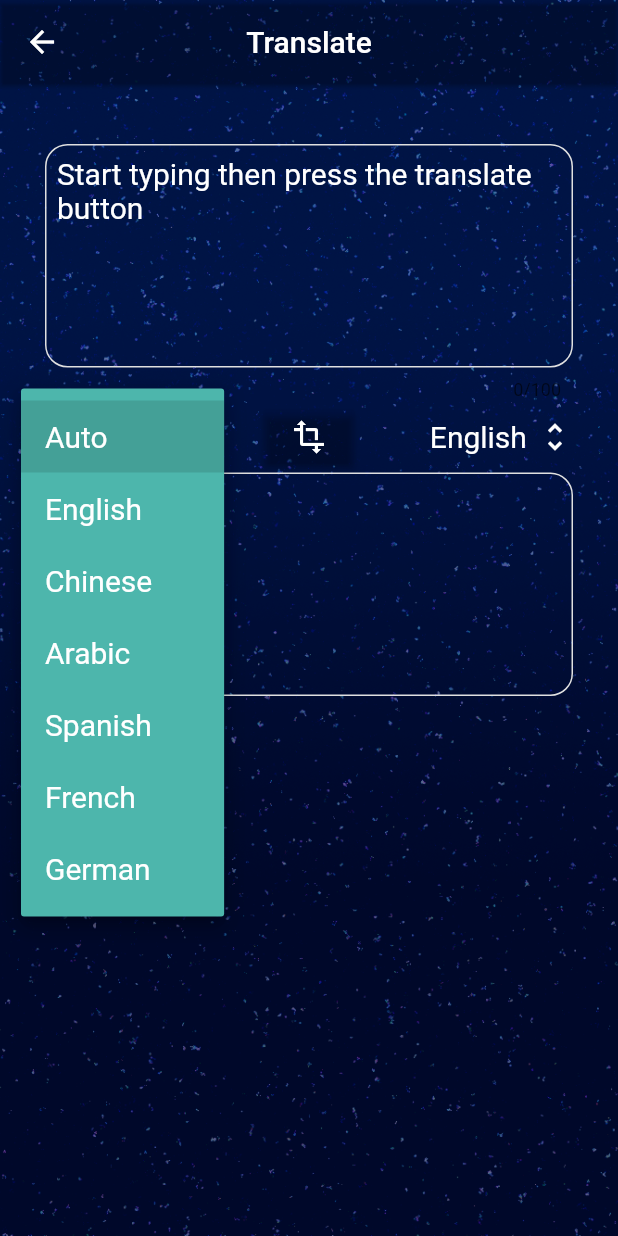
After one commit to AMiKaH/UniversalConverter, a Flutter app: the TranslationPage screen opened by its route, after a tap on "Auto", on a phone screen of 412 x 824 dp. The commit adds this screen. Run offline on Flutter 3.47's test engine with Material 2 defaults, Android fonts, the phone set to English and light mode, and no system bars; our stand-ins replace oktoast; missing offline and left inert: translator, unit_converter.

Commit message:
Updates added from August, including, fixes to the Temperature scale, implementing translation feature

```diff
--- /dev/null
+++ b/lib/classes/TranslationClass.dart
@@ -0,0 +1,25 @@
+import 'package:baseconverter/constants/StringsConstants.dart';
+import 'dart:convert';
+import 'dart:math';
+import 'package:unit_converter/unit_converter.dart';
+
+class TranslationClass {
+  static final Map<String, String> LANGUAGESFROM = <String, String> {
+    ''    : 'Auto'   ,
+    'en'  : 'English',
+    'zh'  : 'Chinese',
+    'ar'  : 'Arabic' ,
+    'es'  : 'Spanish',
+    'fr'  : 'French' ,
+    'de'  : 'German' ,
+  };
+
+  static final Map<String, String> LANGUAGESTO = <String, String> {
+    'en'  : 'English',
+    'zh'  : 'Chinese',
+    'ar'  : 'Arabic' ,
+    'es'  : 'Spanish',
+    'fr'  : 'French' ,
+    'de'  : 'German' ,
+  };
+}
--- a/lib/classes/UnitConverterClass.dart
+++ b/lib/classes/UnitConverterClass.dart
@@ -17,7 +17,7 @@ class UnitConverterClass {
   static final List<String> temparetureScale = [
     'Select unit',
     'Celsius',
-    'Fahrenheight',
+    'Fahrenheit',
     'Kelvin'
   ];
 
@@ -157,18 +157,18 @@ class UnitConverterClass {
     switch (unit) {
       case 'Celsius':
         results['Celsius'] = inputValue;
-        results['Fahrenheight'] = double
+        results['Fahrenheit'] = double
             .parse((inputValue * 1.8 + 32)
             .toStringAsFixed(2));
         results['Kelvin'] = double
             .parse((inputValue + 273.15)
             .toStringAsFixed(2));
         break;
-      case 'Fahrenheight':
+      case 'Fahrenheit':
         results['Celsius'] = double
             .parse(((inputValue - 32) / 1.8)
             .toStringAsFixed(2));
-        results['Fahrenheight'] = inputValue;
+        results['Fahrenheit'] = inputValue;
         results['Kelvin'] = double
             .parse(((inputValue - 32) * (5/9) + 273.15)
             .toStringAsFixed(2));
@@ -177,7 +177,7 @@ class UnitConverterClass {
         results['Celsius'] = double
             .parse((inputValue - 273.15)
             .toStringAsFixed(2));
-        results['Fahrenheight'] = double
+        results['Fahrenheit'] = double
             .parse(((inputValue - 273.15) * (9/5) + 32)
             .toStringAsFixed(2) );
         results['Kelvin'] = inputValue;
--- a/lib/constants/StringsConstants.dart
+++ b/lib/constants/StringsConstants.dart
@@ -9,10 +9,11 @@ class StringsConstants {
   // Navigators
   static final ConverterButton = "Converter";
   static final Exchange = "Currency Exchange";
-  static final Translator = "Translate (Coming soon)";
+  static final Translator = "Translate";
 
   // Hints
   static final value = "Value to convert";
+  static final translateHint = "Start typing then press the translate button";
   static final String baseFromTo = "To";
   static final String selectBase = "Select base";
 
--- a/lib/main.dart
+++ b/lib/main.dart
@@ -1,6 +1,8 @@
 import 'package:baseconverter/pages/TabbedPage.dart';
 import 'package:baseconverter/pages/FExchangePage.dart';
 import 'package:baseconverter/pages/MainPage.dart';
+import 'package:baseconverter/pages/TranslationPage.dart';
+
 
 import 'package:flutter/material.dart';
 
@@ -10,5 +12,6 @@ void main() => runApp(MaterialApp(
     '/'   : (cotext) => MainPage(),
     '/converter'   : (cotext) => TabbedPage(),
     '/currency' : (context) => FExchangePage(),
+    '/translate' : (context) => TranslationPage(),
   },
 ));
--- a/lib/pages/MainPage.dart
+++ b/lib/pages/MainPage.dart
@@ -14,6 +14,8 @@ import 'package:http/http.dart';
 import 'package:oktoast/oktoast.dart';
 
 import 'FExchangePage.dart';
+import 'TranslationPage.dart';
+
 
 class MainPage extends StatefulWidget {
   @override
@@ -134,20 +136,23 @@ class _MainPageState extends State<MainPage> {
                                       Icon(
                                         Icons.translate,
                                         size: 50,
-                                        color: ColorConstants.buttonTextDisabled,
+                                        color: ColorConstants.buttonText,
                                       ),
                                       SizedBox(width: 20),
                                       Text (
-                                        StringsConstants.comingSoon,
+                                        StringsConstants.Translator,
                                         style: TextStyle(
-                                          color: ColorConstants.buttonTextDisabled,
+                                          color: ColorConstants.buttonText,
                                           fontSize: 30,
                                         ),
                                       ),
                                     ],
                                   ),
                                   onPressed: () {
-                                    showToast('Translator is coming soon. Stay tuned!', position: ToastPosition.center);
+                                    Navigator.push(
+                                        context,
+                                        MaterialPageRoute(builder: (context) => TranslationPage()),
+                                    );
                                   },
                                 ),
                               ),
--- a/lib/pages/TabbedPage.dart
+++ b/lib/pages/TabbedPage.dart
@@ -282,7 +282,7 @@ class _TabbedPageState extends State<TabbedPage>
                       isScaleSelected = false;
 
                       switch (newValue){
-                        case 'Tempareture':
+                        case 'Temperature':
                           units = UnitConverterClass.temparetureScale;
                           break;
                         case 'Distance/Length':
--- /dev/null
+++ b/lib/pages/TranslationPage.dart
@@ -0,0 +1,327 @@
+import 'dart:collection';
+import 'dart:convert';
+
+import 'package:baseconverter/classes/BaseConverterClass.dart';
+import 'package:baseconverter/classes/TranslationClass.dart';
+import 'package:baseconverter/constants/Keys.dart';
+import 'package:baseconverter/constants/ColorConstants.dart';
+import 'package:baseconverter/constants/StringsConstants.dart';
+import 'package:baseconverter/templates/CurrencyResultTemplate.dart';
+import 'package:baseconverter/templates/ResultRowTemplate.dart';
+import 'package:baseconverter/templates/UnitResultsTemplate.dart';
+import 'package:flutter/material.dart';
+import 'package:http/http.dart';
+import 'package:translator/translator.dart';
+
+
+class TranslationPage extends StatefulWidget {
+  @override
+  _TranslationPageState createState() => _TranslationPageState();
+
+}
+
+class _TranslationPageState extends State<TranslationPage> {
+  final translator = GoogleTranslator();
+
+  final _translateInput = TextEditingController();
+  final _translateOutput = TextEditingController();
+
+  String langFrom;
+  String langTo;
+
+  String langFromCode;
+  String langToCode;
+
+  void initState() {
+    langFrom = TranslationClass.LANGUAGESFROM.values.elementAt(0);
+    langFromCode = TranslationClass.LANGUAGESFROM.keys.firstWhere((langFROM) => true);
+
+    langTo = TranslationClass.LANGUAGESTO.values.elementAt(0);
+    langToCode = TranslationClass.LANGUAGESTO.keys.firstWhere((langTo) => true);
+
+
+  }
+
+  String getMapKey(String inValue, Map map) {
+    String keyStr = '';
+    map.forEach((key, value) {
+      if (value == inValue) {
+        return keyStr = key;
+      }
+    });
+    return keyStr;
+  }
+  _translate () async {
+
+    get('https://translation.googleapis.com/language/translate/v2?source=$langFromCode&target=$langToCode&key=${Keys.GCTKey}&q=${_translateInput.text}')
+    .then((value) {
+      Map jsonData = jsonDecode(value.body);
+      TranslationData td = new TranslationData.fromJson(jsonData['data']);
+      //final Map data = tt.translatedText;
+      //final Map test = TranslationData.fromJson(data)
+
+      //String input = _translateInput.text;
+      setState(() {
+        _translateOutput.text = td.translations[0].translatedText.toString();
+      });
+      //translator.translate(input, to:'ar').then((result) => _translateOutput.text = result.toString());
+    });
+
+  }
+
+  Widget build(BuildContext context) {
+
+    return Scaffold(
+        extendBodyBehindAppBar: true,
+        appBar: getAppBar(),
+      body: Container (
+        width: double.infinity,
+        height: double.infinity,
+        child: Container (
+          decoration: BoxDecoration(
+            image: DecorationImage(
+              image: ExactAssetImage ('assets/images/backgrounds/BGNoLogo.png'),
+              fit: BoxFit.cover,
+            ),
+          ),
+          child: SafeArea(
+            child: Padding (
+              padding: EdgeInsets.fromLTRB(30, 40, 30, 0),
+              child: Column (
+                children: <Widget>[
+                  Expanded(
+                    flex: 0,
+                    child: TextFormField(
+                      maxLength: 100,
+                      minLines: 7,
+                      maxLines: 7,
+                      controller: _translateInput,
+                      keyboardType: TextInputType.text,
+                      decoration: InputDecoration(
+                        isDense: true,
+                        contentPadding: EdgeInsets.all(8),
+                        fillColor: Colors.white,
+                        focusedBorder: OutlineInputBorder(
+                          borderRadius: BorderRadius.circular(15.0),
+                          borderSide: BorderSide(
+                            color: ColorConstants.borderActive,
+                            width: 2.0,
+                          ),
+
+                        ),
+                        enabledBorder: OutlineInputBorder(
+                          borderRadius: BorderRadius.circular(15.0),
+                          borderSide: BorderSide(
+                            color: ColorConstants.borderInactive,
+                          ),
+                        ),
+                        border: OutlineInputBorder(),
+                        hintText: StringsConstants.translateHint,
+                        hintStyle: TextStyle(
+                          fontSize: 20,
+                          color: ColorConstants.textWhite,
+                        ),
+                      ),
+                      style: TextStyle(
+                        fontSize: 16,
+                        color: ColorConstants.textWhite,
+                      ),
+                    ),
+                  ),
+                  Row(
+                    mainAxisAlignment: MainAxisAlignment.spaceBetween,
+                    children: <Widget>[
+                      Container (
+                        child: DropdownButton(
+                          dropdownColor: Colors.teal[300],
+                          //isExpanded: true,
+                          icon: Icon (
+                            Icons.unfold_more,
+                            color: Colors.white,
+                          ),
+                          underline: Container(
+                            height: 0,
+                            color: Colors.white,
+                          ),
+                          items: TranslationClass.LANGUAGESFROM.map((description, value) {
+                            return MapEntry(
+                              description,
+                              DropdownMenuItem<String>(
+                                value: value,
+                                child: Text(
+                                  value,
+                                  style: TextStyle(
+                                    color: Colors.white,
+                                    fontSize: 20,
+                                  ) ,
+                                ),
+                              )
+                            );
+                          }).values
+                            .toList(),
+                          value: langFrom,
+                          onChanged: (String newValue) {
+                            setState(() {
+                              langFrom = newValue;
+                              langFromCode = getMapKey(langFrom, TranslationClass.LANGUAGESFROM);
+
+                            });
+                          },
+                        ),
+                      ),
+                      Container (
+                        width: 60,
+                          child: RaisedButton (
+                            child: Icon (
+                              Icons.transform,
+                              color: ColorConstants.textWhite,
+                            ),
+
+                            color: Colors.transparent,
+                            onPressed: () {
+                              _translate();
+                              /*
+                              setState(() {
+                                //results = BaseConverterClass.convert(baseFrom, _baseConverterTextEdit.value.text);
+                              });*/
+                            },
+                          )
+                      ),
+                      /*Container (
+                          width: 60,
+                          child: RaisedButton (
+                            child: Icon (
+                              Icons.swap_vert,
+                              color: ColorConstants.textWhite,
+                            ),
+                            color: Colors.transparent,
+                            onPressed: () {
+                              setState(() {
+                                //results = BaseConverterClass.convert(baseFrom, _baseConverterTextEdit.value.text);
+                              });
+                            },
+                          )
+                      ),*/
+                      Container (
+                        child: DropdownButton(
+                          dropdownColor: Colors.teal[300],
+                          //isExpanded: true,
+                          icon: Icon (
+                            Icons.unfold_more,
+                            color: Colors.white,
+                          ),
+                          underline: Container(
+                            height: 0,
+                            color: Colors.white,
+                          ),
+                          items: TranslationClass.LANGUAGESTO.map((description, value) {
+                            return MapEntry(
+                                description,
+                                DropdownMenuItem<String>(
+                                  value: value,
+                                  child: Text(
+                                    value,
+                                    style: TextStyle(
+                                      color: Colors.white,
+                                      fontSize: 20,
+                                    ) ,
+                                  ),
+                                )
+                            );
+                          }).values
+                            .toList(),
+                          value: langTo,
+                          onChanged: (String newValue) {
+                            setState(() {
+                              langTo = newValue;
+                              langToCode = getMapKey(langTo, TranslationClass.LANGUAGESTO);
+                            });
+                          },
+                        ),
+                      ),
+                    ],
+                  ),
+                  Expanded(
+                    flex: 0,
+                    child: TextFormField(
+                      readOnly: true,
+                      enableInteractiveSelection: false,
+                      minLines: 7,
+                      maxLines: 7,
+                      controller: _translateOutput,
+                      keyboardType: TextInputType.text,
+                      decoration: InputDecoration(
+                        isDense: true,
+                        contentPadding: EdgeInsets.all(8),
+                        fillColor: Colors.white,
+                        focusedBorder: OutlineInputBorder(
+                          borderRadius: BorderRadius.circular(15.0),
+                          borderSide: BorderSide(
+                            color: ColorConstants.borderActive,
+                            width: 2.0,
+                          ),
+                        ),
+                        enabledBorder: OutlineInputBorder(
+                          borderRadius: BorderRadius.circular(15.0),
+                          borderSide: BorderSide(
+                            color: ColorConstants.borderInactive,
+                          ),
+                        ),
+                        border: OutlineInputBorder(),
+                        hintStyle: TextStyle(
+                          fontSize: 20,
+                          color: ColorConstants.textWhite,
+                        ),
+                      ),
+                      style: TextStyle(
+                        fontSize: 16,
+                        color: ColorConstants.textWhite,
+                      ),
+                    ),
+                  ),
+                ],
+              )
+            )
+        )
+        ),
+      )
+    );
+  }
+
+  Widget getAppBar() {
+    return AppBar(
+      backgroundColor: Colors.transparent,
+      title: Text(StringsConstants.Translator),
+      centerTitle: true,
+      elevation: 1,
+    );
+  }
+}
+
+class TranslationData {
+  final List<TranslatedText> translations;
+
+
+  TranslationData({this.translations});
+
+  factory TranslationData.fromJson(Map<String, dynamic> parsedJson){
+    var list = parsedJson['translations'] as List;
+
+    List<TranslatedText> translatedTextList = list.map((i) => TranslatedText.fromJson(i)).toList();
+
+    return TranslationData(
+      translations:translatedTextList,
+    );
+  }
+}
+
+class TranslatedText {
+  final String translatedText;
+  TranslatedText({this.translatedText});
+
+  factory TranslatedText.fromJson(Map<String, dynamic> parsedJson){
+    return TranslatedText(
+      translatedText:parsedJson['translatedText'],
+    );
+  }
+}
--- a/pubspec.yaml
+++ b/pubspec.yaml
@@ -15,7 +15,7 @@ publish_to: 'none' # Remove this line if you wish to publish to pub.dev
 # In iOS, build-name is used as CFBundleShortVersionString while build-number used as CFBundleVersion.
 # Read more about iOS versioning at
 # https://developer.apple.com/library/archive/documentation/General/Reference/InfoPlistKeyReference/Articles/CoreFoundationKeys.html
-version: 1.0.2+2
+version: 1.0.4+4
 
 environment:
   sdk: ">=2.7.0 <3.0.0"
@@ -29,6 +29,8 @@ dependencies:
   currency_icons: ^0.0.2
   flutter_launcher_icons: ^0.7.5
   oktoast: ^2.1.8
+  translator: ^0.1.5
+
 
 
 
```
Also changed, not shown: pubspec.lock, 1 other file.
